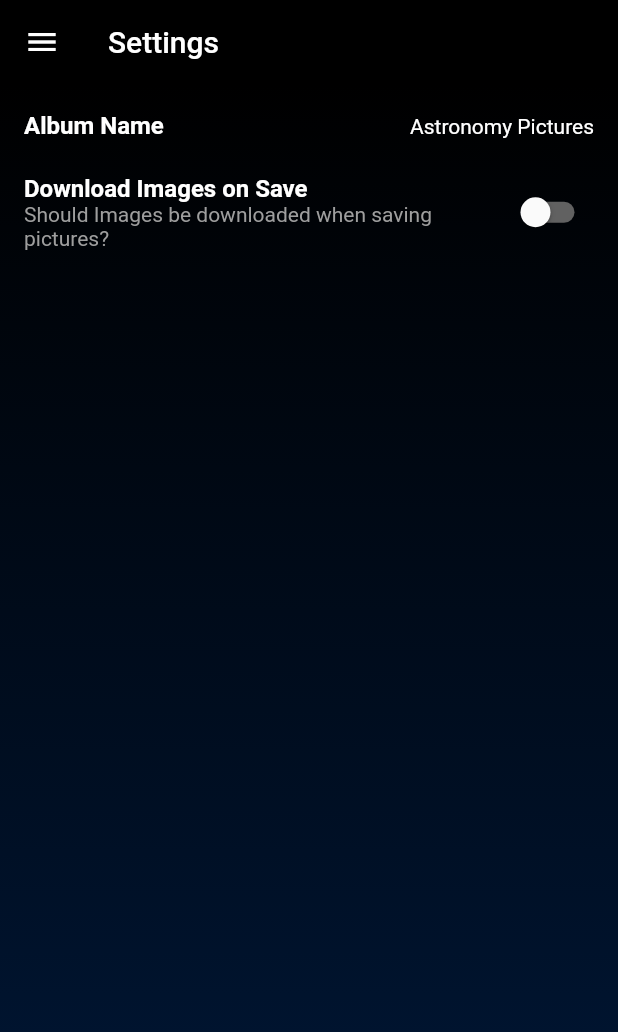
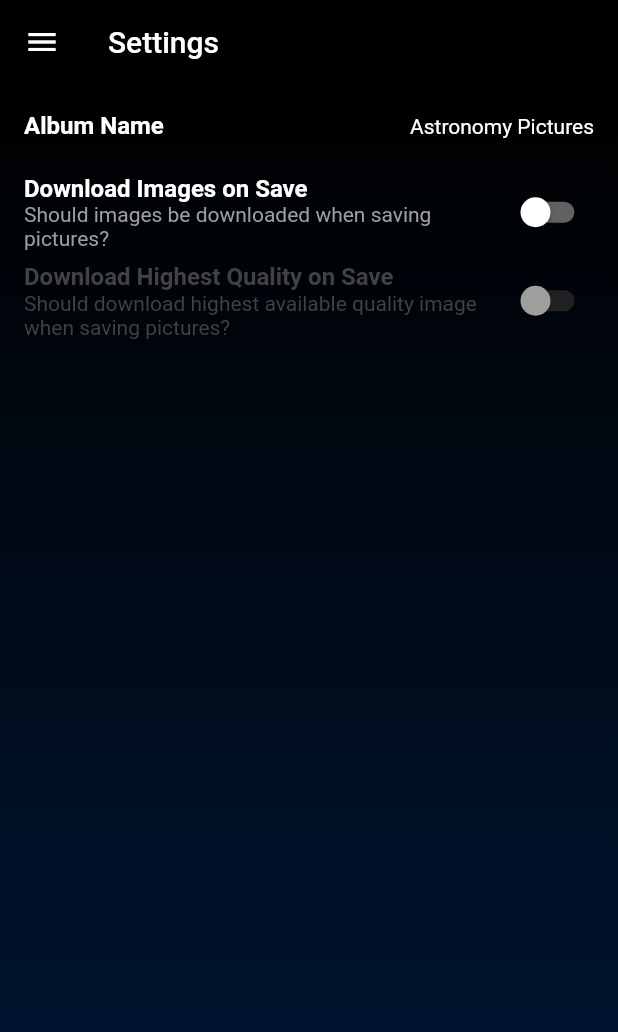
Before and after one commit to ApoorvaAditya/nasa-apod-app, a Flutter app: the SettingsScreen screen opened by its route, on a phone screen of 412 x 824 dp. Shown: the top 1032 px of the screen. Run offline on Flutter 3.47's test engine with Material 2 defaults, Android fonts, the phone set to English and light mode, and no system bars; our stand-ins replace connectivity, date_format, extended_image, flutter_widget_from_html, image_picker, photo_view and 2 more; missing offline and left inert: flutter_email_sender, image_save; accounts and stored records are empty; network calls fail.

Commit message:
fixed few bugs, converted most text to strings, added small details

```diff
--- a/lib/screens/settings_screen.dart
+++ b/lib/screens/settings_screen.dart
@@ -1,4 +1,5 @@
 import 'package:flutter/material.dart';
+import 'package:nasa_apod_app/widgets/centered_circular_progress_indicator.dart';
 import 'package:provider/provider.dart';
 import 'package:shared_preferences/shared_preferences.dart';
 
@@ -29,29 +30,38 @@ class SettingsScreen extends StatelessWidget {
       ),
       body: BackgroundGradient(
         child: prefs.isLoading
-            ? const Center(
-                child: CircularProgressIndicator(),
-              )
+            ? const CenteredCircularProgressIndicator()
             : ListView(
                 children: <Widget>[
                   TextSettingsListTile(
                     controller: _albumController,
-                    title: 'Album Name',
+                    title: Strings.albumNameSettingTitle,
                     value: prefs.getAlbumName(),
-                    subtitle: 'Name of album where downloaded pictures will be stored.',
-                    hint: 'Enter album name',
+                    subtitle: Strings.albumNameSettingSubtitle,
+                    hint: Strings.albumNameSettingHint,
                     onSubmitted: (value) {
                       prefs.setAlbumName(value: value);
                     },
                   ),
                   SwitchSettingsListTile(
-                    title: 'Download Images on Save',
-                    subtitle: 'Should Images be downloaded when saving pictures?',
+                    title: Strings.downloadOnSaveSettingTitle,
+                    subtitle: Strings.downloadOnSaveSettingSubtitle,
                     value: prefs.getDownloadOnSave(),
                     onChanged: (value) {
                       prefs.setDownloadOnSave(value: value);
                     },
-                  )
+                  ),
+                  SwitchSettingsListTile(
+                    title: Strings.downloadHqSettingTitle,
+                    subtitle: Strings.downloadHqSettingSubtitle,
+                    enabled: prefs.getDownloadOnSave(),
+                    value: prefs.getDownloadHq(),
+                    onChanged: (value) {
+                      if (prefs.getDownloadOnSave()) {
+                        prefs.setDownloadHq(value: value);
+                      }
+                    },
+                  ),
                 ],
               ),
       ),
@@ -63,14 +73,16 @@ class SwitchSettingsListTile extends StatelessWidget {
   final String title;
   final String subtitle;
   final bool value;
+  final bool enabled;
   final void Function(bool value) onChanged;
 
   const SwitchSettingsListTile({
     Key key,
-    this.title,
-    this.subtitle,
-    this.onChanged,
-    this.value,
+    @required this.title,
+    @required this.subtitle,
+    @required this.onChanged,
+    @required this.value,
+    this.enabled = true,
   }) : super(key: key);
 
   @override
@@ -78,20 +90,21 @@ class SwitchSettingsListTile extends StatelessWidget {
     return ListTile(
       title: Text(
         title,
-        style: const TextStyle(
-          color: Colors.white,
+        style: TextStyle(
+          color: enabled ? Colors.white : Colors.grey[800],
           fontWeight: FontWeight.bold,
         ),
       ),
       subtitle: Text(
         subtitle,
-        style: const TextStyle(
-          color: Colors.grey,
+        style: TextStyle(
+          color: enabled ? Colors.grey : Colors.grey[800],
         ),
       ),
       trailing: Switch(
-        activeColor: Colors.indigo[500],
-        inactiveTrackColor: Colors.grey[700],
+        activeColor: enabled ? Colors.indigo[500] : const Color.fromRGBO(0, 24, 85, 1),
+        inactiveThumbColor: enabled ? Colors.white : Colors.grey,
+        inactiveTrackColor: enabled ? Colors.grey[700] : Colors.grey[900],
         value: value,
         onChanged: onChanged,
       ),
--- a/lib/services/media.dart
+++ b/lib/services/media.dart
@@ -36,6 +36,7 @@ class Media with ChangeNotifier {
   }
 
   Future<void> loadMore() async {
+    print('Loading more');
     if (_isLoading) {
       return Future.value();
     }
@@ -58,7 +59,8 @@ class Media with ChangeNotifier {
         try {
           spaceMedia = await getAPOD(date: currentDate);
         } on SocketException {
-          print('yeet');
+          print('SocketException');
+          rethrow;
         }
         startIndex += lengthToLoad;
         if (spaceMedia != null) _spaceMedias.add(spaceMedia);
--- a/lib/services/prefs.dart
+++ b/lib/services/prefs.dart
@@ -7,6 +7,7 @@ class Prefs extends ChangeNotifier {
   // Settings
   String albumNameKey = 'albumName';
   String downloadOnSaveKey = 'downloadOnSave';
+  String downloadHq = 'downloadHq';
 
   Prefs() {
     _getInstance();
@@ -21,6 +22,9 @@ class Prefs extends ChangeNotifier {
     }
     if (!_prefs.containsKey(downloadOnSaveKey)) {
       setDownloadOnSave(value: false);
+    }
+    if (!_prefs.containsKey(downloadHq)) {
+      setDownloadHq(value: false);
     }
     notifyListeners();
   }
@@ -42,4 +46,13 @@ class Prefs extends ChangeNotifier {
   bool getDownloadOnSave() {
     return _prefs.getBool(downloadOnSaveKey);
   }
+
+  void setDownloadHq({bool value}) {
+    _prefs.setBool(downloadHq, value);
+    notifyListeners();
+  }
+
+  bool getDownloadHq() {
+    return _prefs.getBool(downloadHq);
+  }
 }
--- a/lib/strings.dart
+++ b/lib/strings.dart
@@ -17,5 +17,19 @@ class Strings {
   static const imageUrlLabel = 'Image URL';
   static const enterDescription = 'Please enter a description';
   static const descriptionLabel = 'Image Description';
-  static const submit = 'Image Description';
+  static const submit = 'Submit';
+  // Past Pictures Screen
+  static const date = 'Date';
+  static const selectDate = 'Select Date';
+  static const getPic = 'Get Picture';
+  // Settings Screen
+  static const albumNameSettingTitle = 'Album Name';
+  static const albumNameSettingSubtitle = 'Name of album where downloaded pictures will be stored.';
+  static const albumNameSettingHint = 'Enter album name';
+
+  static const downloadOnSaveSettingTitle = 'Download Images on Save';
+  static const downloadOnSaveSettingSubtitle = 'Should images be downloaded when saving pictures?';
+
+  static const downloadHqSettingTitle = 'Download Highest Quality on Save';
+  static const downloadHqSettingSubtitle = 'Should download highest available quality image when saving pictures?';
 }
--- a/lib/widgets/background_gradient.dart
+++ b/lib/widgets/background_gradient.dart
@@ -14,6 +14,8 @@ class BackgroundGradient extends StatelessWidget {
   @override
   Widget build(BuildContext context) {
     return Container(
+      padding: padding,
+      height: height,
       decoration: const BoxDecoration(
         gradient: LinearGradient(
           colors: [
--- a/lib/widgets/details_screen_widgets/credits_date_footnote.dart
+++ b/lib/widgets/details_screen_widgets/credits_date_footnote.dart
@@ -24,7 +24,7 @@ class CreditsDateFootnote extends StatelessWidget {
           ),
           const SizedBox(width: 10),
           Container(
-            width: MediaQuery.of(context).size.width * 0.6,
+            width: MediaQuery.of(context).size.width * 0.5,
             child: HtmlWidget(
               spaceMedia.credits.split('<br>')[1].trim(),
               textStyle: const TextStyle(
@@ -33,7 +33,6 @@ class CreditsDateFootnote extends StatelessWidget {
               hyperlinkColor: Colors.white54,
             ),
           ),
-          const Spacer(),
         ] else ...[
           const Text(
             'Public Domain',
@@ -43,8 +42,8 @@ class CreditsDateFootnote extends StatelessWidget {
               color: Colors.white54,
             ),
           ),
-          const Spacer(),
         ],
+        const Spacer(),
         Text(
           DateFormat.yMMMMd().format(spaceMedia.date),
           style: const TextStyle(
--- a/pubspec.yaml
+++ b/pubspec.yaml
@@ -33,5 +33,6 @@ dev_dependencies:
 
 flutter:
   assets:
-    - assets/images/
+    - assets/images/nasa-logo.png
+    - assets/images/placeholder.png
   uses-material-design: true
```
Also changed, not shown: lib/screens/all_pictures_screen.dart (+82 -10 lines), lib/screens/details_screen.dart (+7 -4 lines), lib/screens/past_pictures_screen.dart (+26 -15 lines), lib/screens/submit_screen.dart (+6 -3 lines), lib/widgets/details_screen_widgets/download_button.dart (+33 -8 lines), lib/widgets/space_display_image.dart (+6 -2 lines), assets/images/nasa-logo - Copy.png (added), assets/images/nasa-logo.png.
